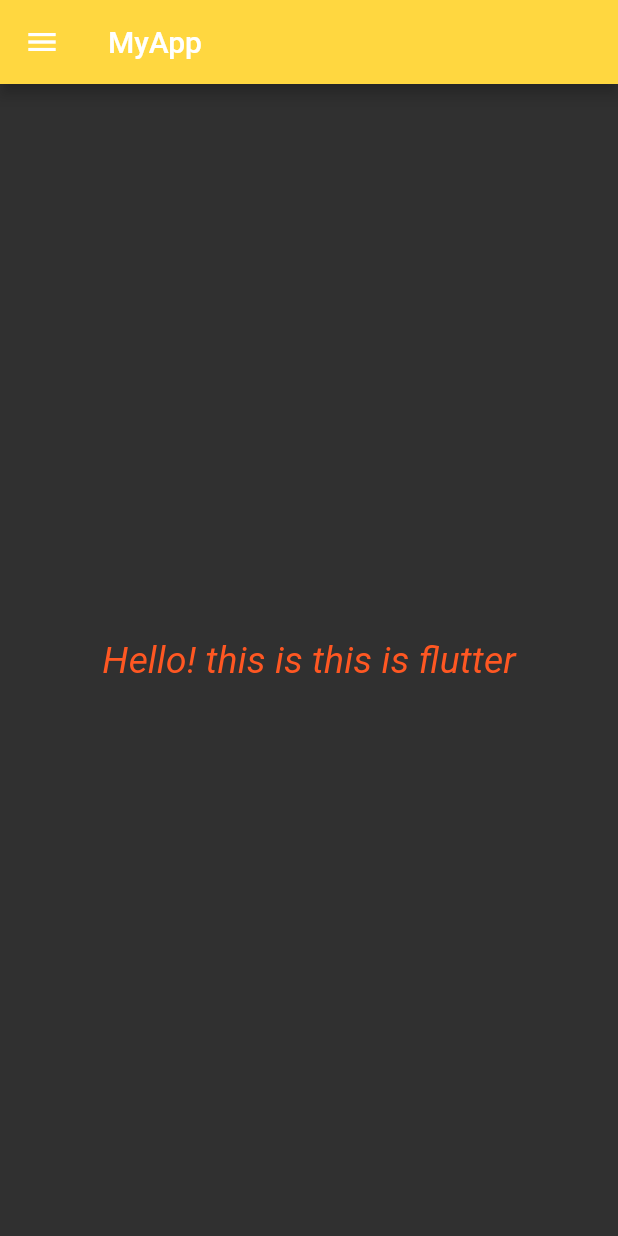
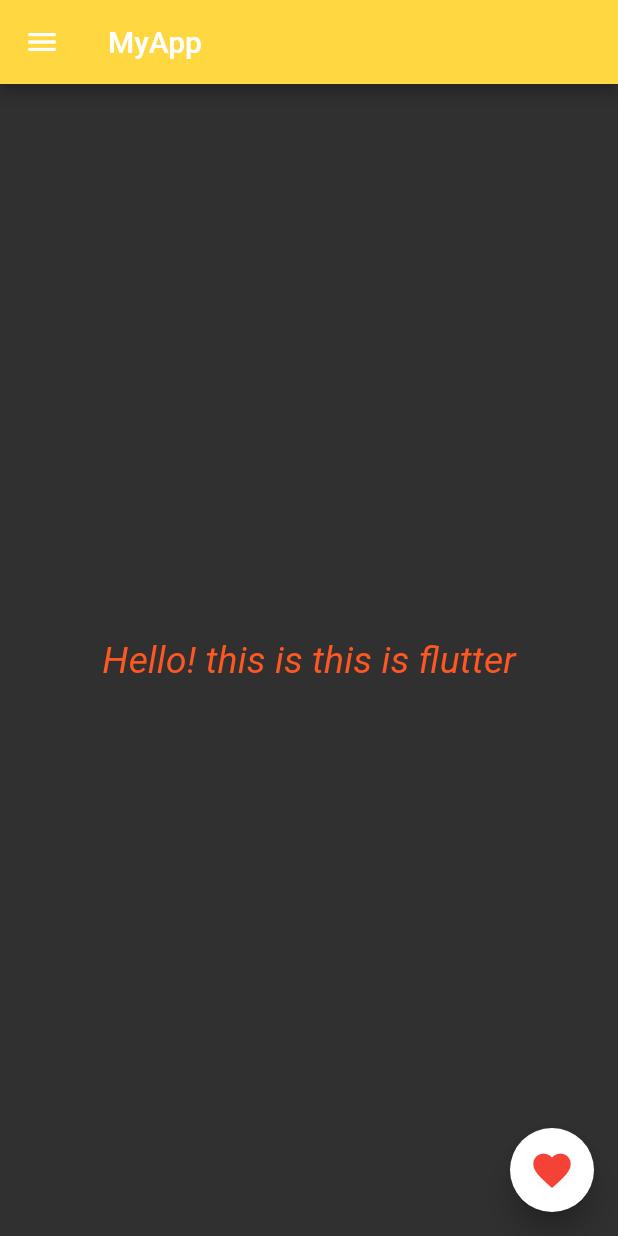
Before and after one commit to BANADDA/My_Flutter_App, a Flutter app: the screen it shows after launch, on a phone screen of 412 x 824 dp. Run offline on Flutter 3.47's test engine with Material 2 defaults, Android fonts, the light colour scheme and no system bars.

Commit message:
third commit

```diff
--- a/lib/main.dart
+++ b/lib/main.dart
@@ -10,8 +10,8 @@ class MyApp extends StatelessWidget {
   @override
   Widget build(BuildContext context) {
     return MaterialApp(
-      theme: ThemeData(brightness: Brightness.dark,
-      primaryColor: Colors.blueAccent),
+        theme: ThemeData(
+            brightness: Brightness.dark, primaryColor: Colors.blueAccent),
         home: Scaffold(
           appBar: AppBar(
             title: const Text("MyApp"),
@@ -27,17 +27,27 @@ class MyApp extends StatelessWidget {
                     style: TextStyle(color: Colors.white, fontSize: 30),
                   ),
                 ),
-            ListTile( leading: Icon(Icons.developer_mode,),
-            title: Text("Developer_Mode"),),
-
-            ListTile( leading: Icon(Icons.message),
-            title: Text("Messages"),),
-
-            ListTile( leading: Icon(Icons.settings),
-            title: Text("Settings"),),
-
-            ListTile( leading: Icon(Icons.mail),
-            title: Text("Mail"),),
+                ListTile(
+                  leading: Icon(Icons.account_circle),
+                  title: Text("Profile"),
+                ),
+                ListTile(
+                  leading: Icon(
+                    Icons.developer_mode),
+                  title: Text("Developer_Mode"),
+                ),
+                ListTile(
+                  leading: Icon(Icons.message),
+                  title: Text("Messages"),
+                ),
+                ListTile(
+                  leading: Icon(Icons.settings),
+                  title: Text("Settings"),
+                ),
+                ListTile(
+                  leading: Icon(Icons.mail),
+                  title: Text("Mail"),
+                ),
               ],
             ),
           ),
@@ -50,6 +60,17 @@ class MyApp extends StatelessWidget {
                   fontSize: 25),
             ),
           ),
+
+floatingActionButton: FloatingActionButton(elevation: 8,
+child: const Icon(Icons.favorite, size: 30, color: Colors.red,),
+// ignore: avoid_print
+onPressed: (){
+  // ignore: avoid_print
+  print("Hello! i'm Mubaraka");
+},
+backgroundColor: Colors.white,
+),
+
         ));
   }
 }
```
Lines whose indentation alone changed are shown as unchanged.
